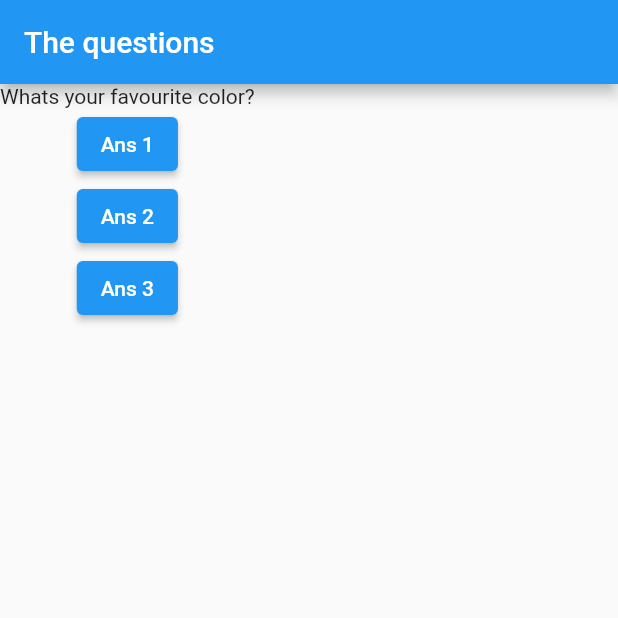
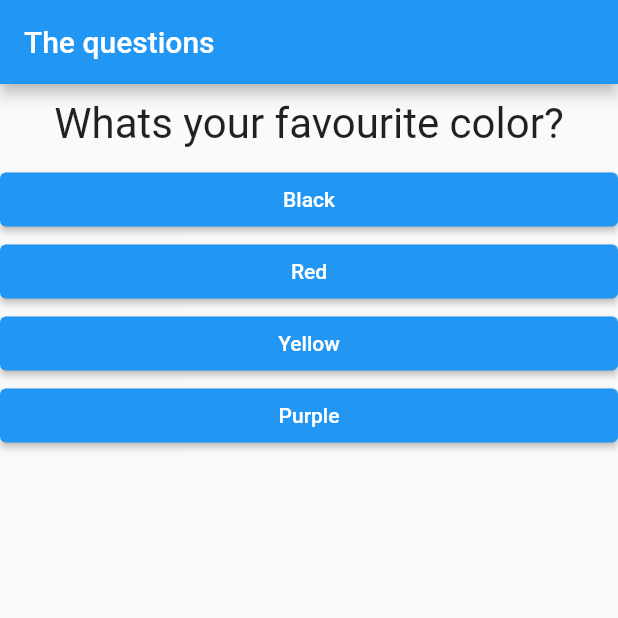
Before and after one commit to harshgargtiet/divetoandroid, a Flutter app: the screen it shows after launch, on a phone screen of 412 x 824 dp, the top half of it. Run offline on Flutter 3.47's test engine with Material 2 defaults, Android fonts, the phone set to English and light mode, and no system bars.

```diff
--- /dev/null
+++ b/lib/answer.dart
@@ -0,0 +1,17 @@
+import 'package:flutter/material.dart';
+
+class Answer extends StatelessWidget {
+  late final void Function() selectHandler;
+  final String answerText;
+  Answer(this.selectHandler, this.answerText);
+  @override
+  Widget build(BuildContext context) {
+    return Container(
+      width: double.infinity,
+      child: ElevatedButton(
+        child: Text(answerText),
+        onPressed: selectHandler,
+      ),
+    );
+  }
+}
--- a/lib/main.dart
+++ b/lib/main.dart
@@ -1,5 +1,6 @@
 import 'package:flutter/material.dart';
 import './question.dart';
+import './answer.dart';
 
 void main() => runApp(MyApp());
 
@@ -17,14 +18,24 @@ class _MyAppState extends State<MyApp> {
       _indexx += 1;
     });
 
-    print(_indexx);
+    //  print(_indexx);
   }
 
   @override
   Widget build(BuildContext context) {
-    var questions = [
-      'Whats your favourite color?',
-      'whats your favoirite animal',
+    const questions = [
+      {
+        'questionText': 'Whats your favourite color?',
+        'answers': ['Black', 'Red', 'Yellow', 'Purple'],
+      },
+      {
+        'questionText': 'whats your favoirite Pet',
+        'answers': ['Cat', 'Dog', 'Birds', 'Elephant'],
+      },
+      {
+        'questionText': 'Whats your favourite color?',
+        'answers': ['Black', 'Red', 'violet', 'Purple'],
+      },
     ];
 
     return MaterialApp(
@@ -32,23 +43,19 @@ class _MyAppState extends State<MyApp> {
         appBar: AppBar(
           title: Text('The questions'),
         ),
-        body: Column(
-          children: [
-            Question(questions[_indexx]),
-            ElevatedButton(
-              child: Text('Ans 1'),
-              onPressed: _answerQuestions,
-            ),
-            ElevatedButton(
-              child: Text('Ans 2'),
-              onPressed: _answerQuestions,
-            ),
-            ElevatedButton(
-              child: Text('Ans 3'),
-              onPressed: _answerQuestions,
-            ),
-          ],
-        ),
+        body: _indexx < questions.length
+            ? Column(
+                children: [
+                  Question(
+                    questions[_indexx]['questionText'].toString(),
+                  ),
+                  ...(questions[_indexx]['answers'] as List<String>)
+                      .map((answer) {
+                    return Answer(_answerQuestions, answer);
+                  }).toList()
+                ],
+              )
+            : Center(child: Text('hurray')),
       ),
     );
   }
--- a/lib/question.dart
+++ b/lib/question.dart
@@ -6,6 +6,14 @@ class Question extends StatelessWidget {
 
   @override
   Widget build(BuildContext context) {
-    return Text(questionText);
+    return Container(
+      width: double.infinity,
+      margin: EdgeInsets.all(10),
+      child: Text(
+        questionText,
+        style: TextStyle(fontSize: 28),
+        textAlign: TextAlign.center,
+      ),
+    );
   }
 }
```
